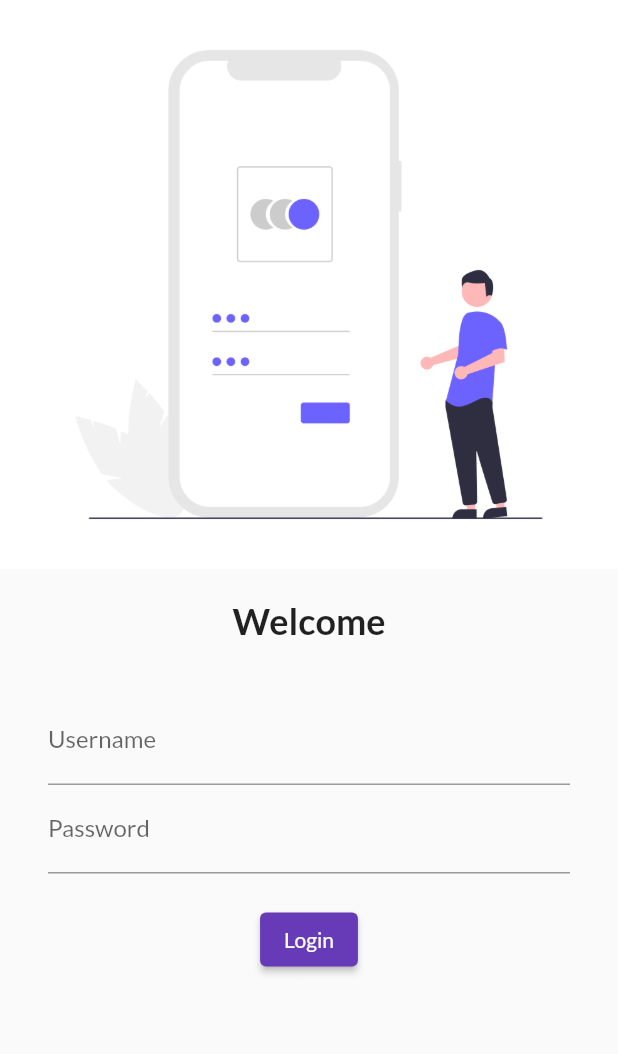
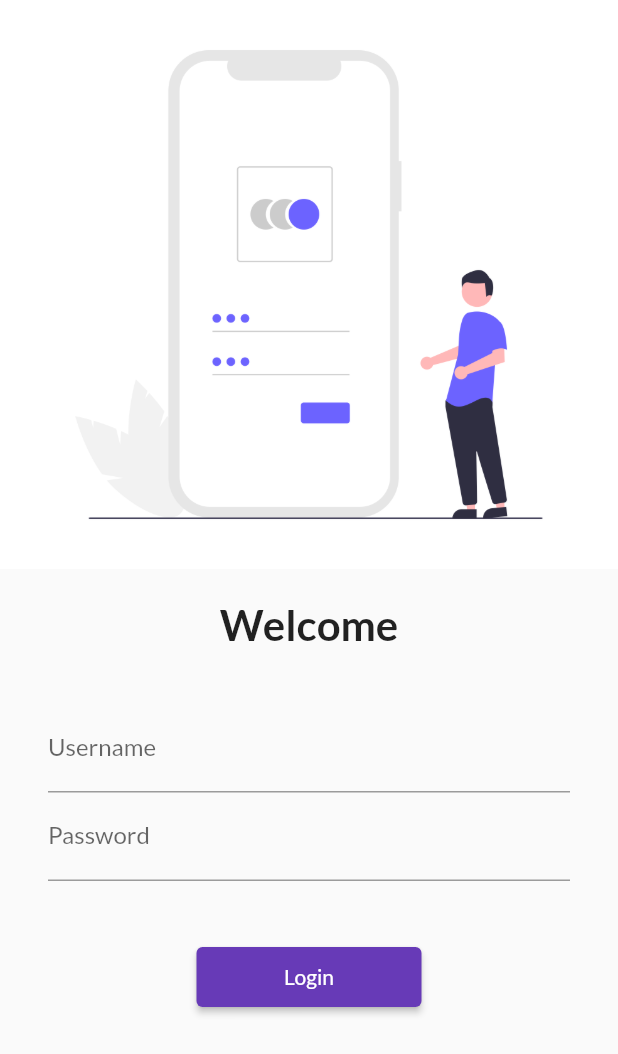
Before and after one commit to smv8960/Flutter_Catalog_app, a Flutter app: the screen it shows after launch, on a phone screen of 412 x 824 dp. Shown: the top 1054 px of the screen. Run offline on Flutter 3.47's test engine with Material 2 defaults, Android fonts, the phone set to English and light mode, and no system bars; our stand-ins replace google_fonts.

Commit message:
day5 completed

```diff
--- a/lib/main.dart
+++ b/lib/main.dart
@@ -1,5 +1,6 @@
 import 'package:catalog/pages/homepage.dart';
 import 'package:catalog/pages/login_page.dart';
+import 'package:catalog/utils/myroutes.dart';
 import 'package:flutter/material.dart';
 import 'package:google_fonts/google_fonts.dart';
 
@@ -22,8 +23,8 @@ class MyApp extends StatelessWidget {
       initialRoute: "/",
       routes: {
         "/": (context) => LoginPage(),
-        "/login": (context) => LoginPage(),
-        "/home": (context) => HomePage()
+        MyRoutes.loginRoute: (context) => LoginPage(),
+        MyRoutes.homeRoute: (context) => HomePage()
       },
     );
   }
--- a/lib/pages/login_page.dart
+++ b/lib/pages/login_page.dart
@@ -1,9 +1,11 @@
+import 'package:catalog/utils/myroutes.dart';
 import 'package:flutter/material.dart';
 
 class LoginPage extends StatelessWidget {
   @override
   Widget build(BuildContext context) {
     return Material(
+      child: SingleChildScrollView(
         child: Column(
           children: <Widget>[
             Image.asset(
@@ -16,7 +18,7 @@ class LoginPage extends StatelessWidget {
             Text(
               "Welcome",
               style: TextStyle(
-              fontSize: 24,
+                fontSize: 28,
                 fontWeight: FontWeight.bold,
               ),
             ),
@@ -37,18 +39,21 @@ class LoginPage extends StatelessWidget {
                         hintText: "Enter password", labelText: "Password"),
                   ),
                   SizedBox(
-                  height: 20.0,
+                    height: 40.0,
                   ),
                   ElevatedButton(
-                  onPressed: () {},
+                    onPressed: () {
+                      Navigator.pushNamed(context, MyRoutes.homeRoute);
+                    },
                     child: Text("Login"),
-                  style: TextButton.styleFrom(),
+                    style: TextButton.styleFrom(minimumSize: Size(150, 40)),
                   )
                 ],
               ),
             ),
           ],
         ),
+      ),
     );
   }
 }
--- /dev/null
+++ b/lib/utils/myroutes.dart
@@ -0,0 +1,4 @@
+class MyRoutes {
+  static String loginRoute = "/login";
+  static String homeRoute = "/home";
+}
```
Lines whose indentation alone changed are shown as unchanged.
